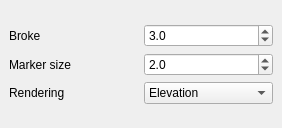
Qt form src/gui/ui/select.ui (pblottiere/PCProfile) before a commit.
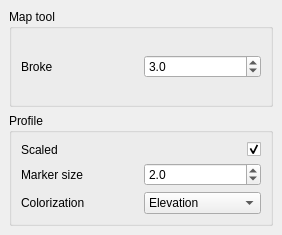
The same form after that commit.

Commit message: Add scaled combobox

Diff of the .ui file:
```diff
--- a/src/gui/ui/select.ui
+++ b/src/gui/ui/select.ui
@@ -7,7 +7,7 @@
     <x>0</x>
     <y>0</y>
     <width>282</width>
-    <height>128</height>
+    <height>235</height>
    </rect>
   </property>
   <property name="windowTitle">
@@ -19,10 +19,19 @@
      <number>9</number>
     </property>
     <item>
-     <layout class="QVBoxLayout" name="verticalLayout" stretch="0,1,0">
+     <layout class="QVBoxLayout" name="verticalLayout" stretch="0,0">
+      <property name="topMargin">
+       <number>0</number>
+      </property>
       <property name="bottomMargin">
        <number>0</number>
       </property>
+      <item>
+       <widget class="QGroupBox" name="groupBox">
+        <property name="title">
+         <string>Map tool</string>
+        </property>
+        <layout class="QVBoxLayout" name="verticalLayout_3">
       <item>
        <layout class="QHBoxLayout" name="horizontalLayout_2">
         <item>
@@ -44,6 +53,42 @@
         </item>
        </layout>
       </item>
+        </layout>
+       </widget>
+      </item>
+      <item>
+       <widget class="QGroupBox" name="groupBox_2">
+        <property name="title">
+         <string>Profile</string>
+        </property>
+        <layout class="QVBoxLayout" name="verticalLayout_4">
+         <item>
+          <layout class="QHBoxLayout" name="horizontalLayout_4">
+           <property name="bottomMargin">
+            <number>0</number>
+           </property>
+           <item>
+            <widget class="QLabel" name="label_4">
+             <property name="text">
+              <string>Scaled</string>
+             </property>
+            </widget>
+           </item>
+           <item>
+            <widget class="QCheckBox" name="scaled">
+             <property name="layoutDirection">
+              <enum>Qt::RightToLeft</enum>
+             </property>
+             <property name="text">
+              <string/>
+             </property>
+             <property name="checked">
+              <bool>true</bool>
+             </property>
+            </widget>
+           </item>
+          </layout>
+         </item>
       <item>
        <layout class="QHBoxLayout" name="horizontalLayout">
         <item>
@@ -73,7 +118,7 @@
         <item>
          <widget class="QLabel" name="label_3">
           <property name="text">
-           <string>Rendering</string>
+              <string>Colorization</string>
           </property>
          </widget>
         </item>
@@ -92,6 +137,9 @@
          </widget>
         </item>
        </layout>
+         </item>
+        </layout>
+       </widget>
       </item>
      </layout>
     </item>
```
Left out of the diff: 2 changed lines with no effect on the pictures. Lines whose indentation alone changed are shown as unchanged. The commit also changes 3 other files.
